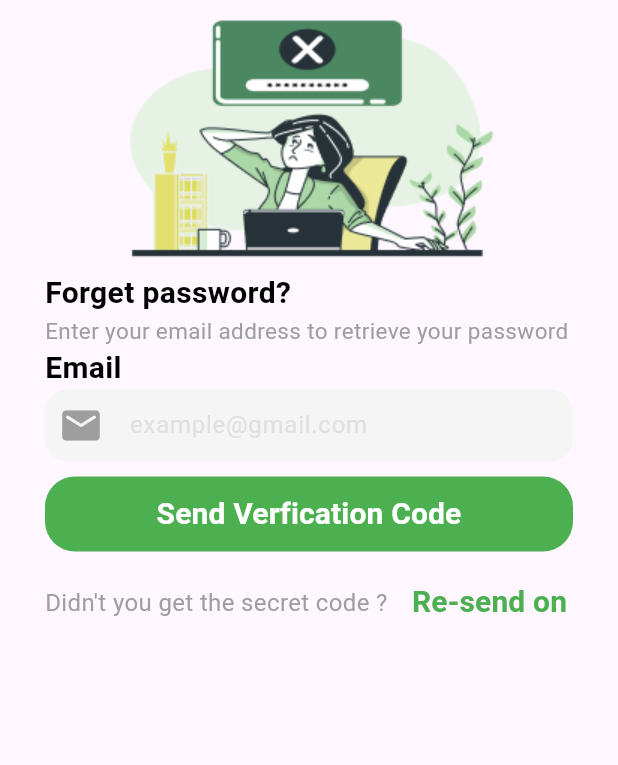
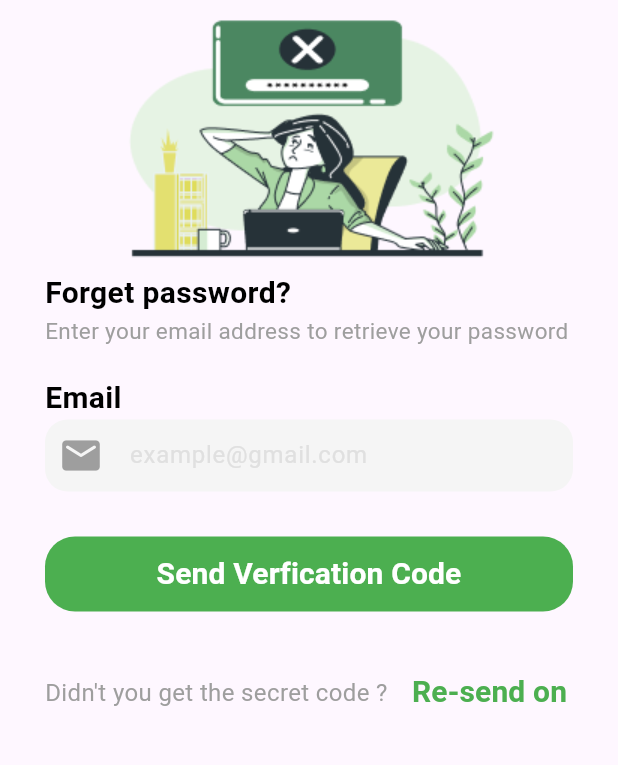
Before and after one commit to NourhanFahmyAbughaly/first_project, a Flutter app: the screen it shows after launch, on a phone screen of 412 x 824 dp, the part 218-983 px from its top. Run offline on Flutter 3.47's test engine with Material 2 defaults, Android fonts, the phone set to English and light mode, and no system bars.

Commit message:
first project 2

```diff
--- a/lib/screens/Auth/forget_screen.dart
+++ b/lib/screens/Auth/forget_screen.dart
@@ -53,6 +53,9 @@ class _ForgetScreenState extends State<ForgetScreen> {
                     fontSize: 15),
               ),
             ),
+            SizedBox(
+              height: 20,
+            ),
             Container(
               alignment: Alignment.topLeft,
               child: Text(
@@ -86,6 +89,9 @@ class _ForgetScreenState extends State<ForgetScreen> {
                 ),
               ),
             ),
+            SizedBox(
+              height: 20,
+            ),
             Container(
               margin: EdgeInsets.only(top: 10, bottom: 10),
               width: double.infinity,
@@ -107,6 +113,9 @@ class _ForgetScreenState extends State<ForgetScreen> {
                       fontSize: 20),
                 ),
               ),
+            ),
+            SizedBox(
+              height: 20,
             ),
             Container(
               margin: EdgeInsets.only(bottom: 20),
```
